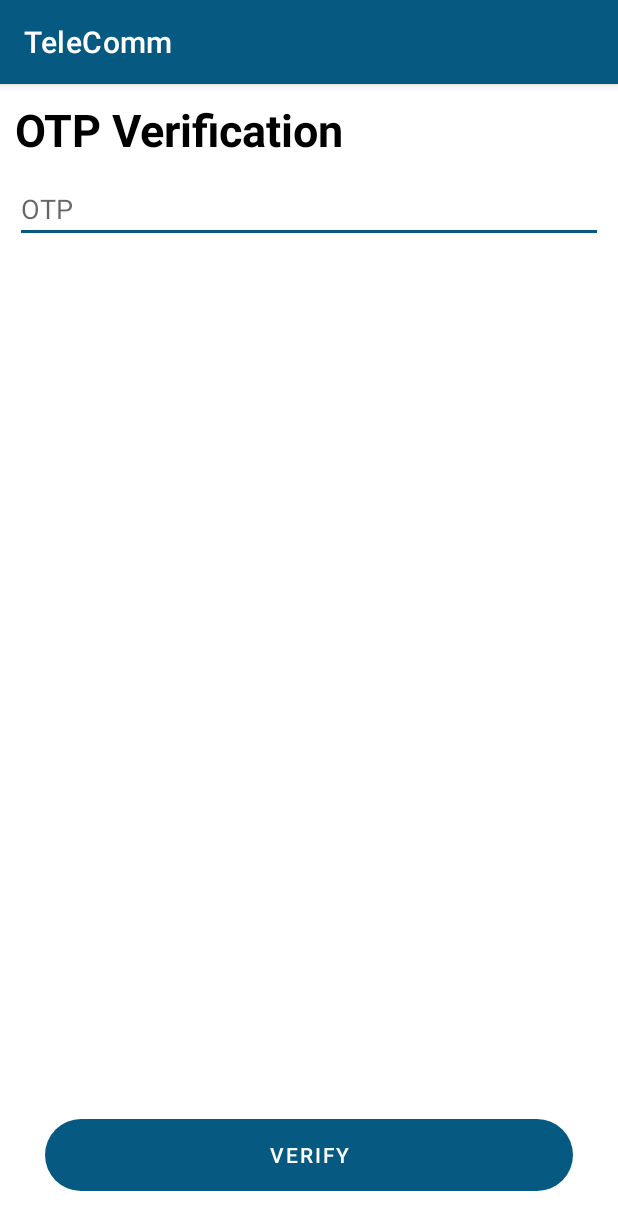
After one commit to jobanjit-singh/Telecomm-Telegram-Clone-, an Android app: the OtpVerifyActivity screen opened directly, with no data from a screen before it, on a phone screen of 412 x 824 dp. The commit adds this screen. Shown: the top 1230 px of the screen. Run offline under Robolectric (Android 15) with nearby library versions, the phone set to English and light mode, and no system bars.

Commit message:
Phone verification and otp verification design is ready and firebase initial setup is done

```diff
--- a/app/build.gradle
+++ b/app/build.gradle
@@ -1,5 +1,6 @@
 plugins {
     id 'com.android.application'
+    id 'com.google.gms.google-services'
 }
 
 android {
@@ -33,6 +34,7 @@ dependencies {
     implementation 'androidx.appcompat:appcompat:1.6.1'
     implementation 'com.google.android.material:material:1.8.0'
     implementation 'androidx.constraintlayout:constraintlayout:2.1.4'
+    implementation 'com.google.firebase:firebase-auth:21.0.3'
     testImplementation 'junit:junit:4.13.2'
     androidTestImplementation 'androidx.test.ext:junit:1.1.5'
     androidTestImplementation 'androidx.test.espresso:espresso-core:3.5.1'
--- a/app/src/main/AndroidManifest.xml
+++ b/app/src/main/AndroidManifest.xml
@@ -11,6 +11,9 @@
         android:supportsRtl="true"
         android:theme="@style/Theme.TeleComm"
         tools:targetApi="31">
+        <activity
+            android:name=".OtpVerifyActivity"
+            android:exported="false" />
         <activity
             android:name=".HomeScreen"
             android:exported="false" />
--- a/app/src/main/java/com/example/telecomm/HomeScreen.java
+++ b/app/src/main/java/com/example/telecomm/HomeScreen.java
@@ -32,6 +32,7 @@ public class HomeScreen extends AppCompatActivity {
             public void onClick(View view){
                 Intent i = new Intent(HomeScreen.this, PhoneVerifyActivity.class);
                 startActivity(i);
+                finish();
             }
         });
     }
--- /dev/null
+++ b/app/src/main/java/com/example/telecomm/OtpVerifyActivity.java
@@ -0,0 +1,20 @@
+package com.example.telecomm;
+
+import androidx.appcompat.app.AppCompatActivity;
+
+import android.os.Bundle;
+import android.widget.Button;
+import android.widget.EditText;
+
+public class OtpVerifyActivity extends AppCompatActivity {
+    EditText otpVerifyOtpEdittext;
+    Button otpVerifyBtn;
+    @Override
+    protected void onCreate(Bundle savedInstanceState) {
+        super.onCreate(savedInstanceState);
+        setContentView(R.layout.activity_otp_verify);
+        otpVerifyOtpEdittext = findViewById(R.id.otpVerifyOtpEdittext);
+        otpVerifyBtn = findViewById(R.id.otpVerifyBtn);
+        String num = getIntent().getStringExtra("Number");
+    }
+}
--- /dev/null
+++ b/app/src/main/res/layout/activity_otp_verify.xml
@@ -0,0 +1,44 @@
+<?xml version="1.0" encoding="utf-8"?>
+<RelativeLayout
+    xmlns:android="http://schemas.android.com/apk/res/android"
+    xmlns:app="http://schemas.android.com/apk/res-auto"
+    xmlns:tools="http://schemas.android.com/tools"
+    android:layout_width="match_parent"
+    android:layout_height="match_parent"
+    android:layout_margin="10dp"
+    tools:context=".OtpVerifyActivity">
+
+    <TextView
+        android:id="@+id/otpVerifyHeading"
+        android:layout_width="wrap_content"
+        android:layout_height="wrap_content"
+        android:text="@string/otpverifyheading"
+        android:textSize="30dp"
+        android:textStyle="bold"
+        android:textColor="?android:textColorPrimary"
+        />
+
+    <EditText
+        android:id="@+id/otpVerifyOtpEdittext"
+        android:layout_width="match_parent"
+        android:layout_height="wrap_content"
+        android:layout_below="@id/otpVerifyHeading"
+        android:layout_marginTop="10dp"
+        android:inputType="number"
+        android:maxLength="6"
+        android:hint="OTP"
+        android:backgroundTint="@color/mainColor"
+        android:layout_centerHorizontal="true"
+        android:textCursorDrawable="@drawable/cursorcolor"/>
+
+    <Button
+        android:id="@+id/otpVerifyBtn"
+        android:layout_width="match_parent"
+        android:layout_height="wrap_content"
+        android:layout_margin="20dp"
+        android:layout_centerHorizontal="true"
+        android:layout_alignParentBottom="true"
+        android:text="@string/otpverifyBtnTxt"
+        android:background="@drawable/buttonback"/>
+
+</RelativeLayout>
--- a/app/src/main/res/values/strings.xml
+++ b/app/src/main/res/values/strings.xml
@@ -5,4 +5,6 @@
     <string name="phoneverifyText">Your Phone Number</string>
     <string name="phoneVerifyTextDesc">Please enter your mobile phone number</string>
     <string name="next">Next</string>
+    <string name="otpverifyheading">OTP Verification</string>
+    <string name="otpverifyBtnTxt">Verify</string>
 </resources>
--- a/build.gradle
+++ b/build.gradle
@@ -1,4 +1,8 @@
-// Top-level build file where you can add configuration options common to all sub-projects/modules.
+buildscript {
+    dependencies {
+        classpath 'com.google.gms:google-services:4.3.10'
+    }
+}// Top-level build file where you can add configuration options common to all sub-projects/modules.
 plugins {
     id 'com.android.application' version '7.4.2' apply false
     id 'com.android.library' version '7.4.2' apply false
```
Also changed, not shown: app/src/main/java/com/example/telecomm/PhoneVerifyActivity.java (+26 -0 lines), 1 other file.
